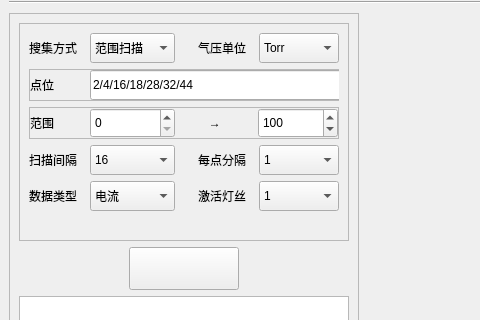
The window that myrga.ui (xmartinly/myrga) describes before a commit, drawn with Qt 5; both pictures show x 0 to 480 and y 111 to 431 of the 1350 by 710 pixel window.
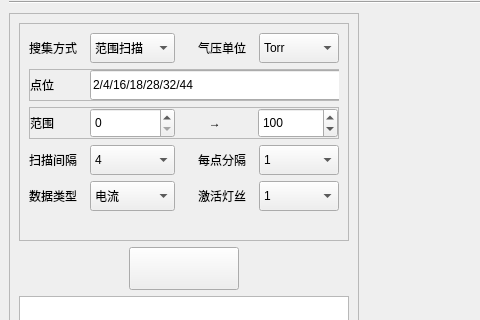
The same window after the commit. Icons and pictures are not drawn. Custom widgets are drawn as their Qt base class.

```diff
--- a/myrga.ui
+++ b/myrga.ui
@@ -427,7 +427,7 @@
                    <string>Point dwell time(ms).</string>
                   </property>
                   <property name="currentIndex">
-                   <number>2</number>
+                   <number>0</number>
                   </property>
                   <item>
                    <property name="text">
```
Left out of the diff: 15 changed lines with no effect on the pictures.
